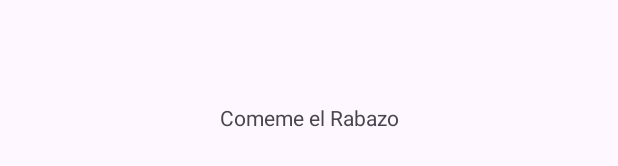
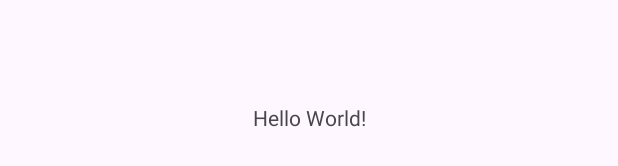
Before and after one commit to gcalvarez93/practica-fundamentos-android, an Android app: the layout activity_main.xml on its own in the app's theme, with its tools: preview values and no code run, on a phone screen of 412 x 824 dp. Shown: the part 501-667 px from the top of the screen. Run offline under Robolectric (Android 15) with nearby library versions, the phone set to English and light mode, and no system bars.

Commit message:
Initial Commit

```diff
--- a/DragonBallFundamentosAndroid/app/src/main/res/layout/activity_main.xml
+++ b/DragonBallFundamentosAndroid/app/src/main/res/layout/activity_main.xml
@@ -9,7 +9,7 @@
     <TextView
         android:layout_width="wrap_content"
         android:layout_height="wrap_content"
-        android:text="Comeme el Rabazo"
+        android:text="Hello World!"
         app:layout_constraintBottom_toBottomOf="parent"
         app:layout_constraintEnd_toEndOf="parent"
         app:layout_constraintStart_toStartOf="parent"
```
